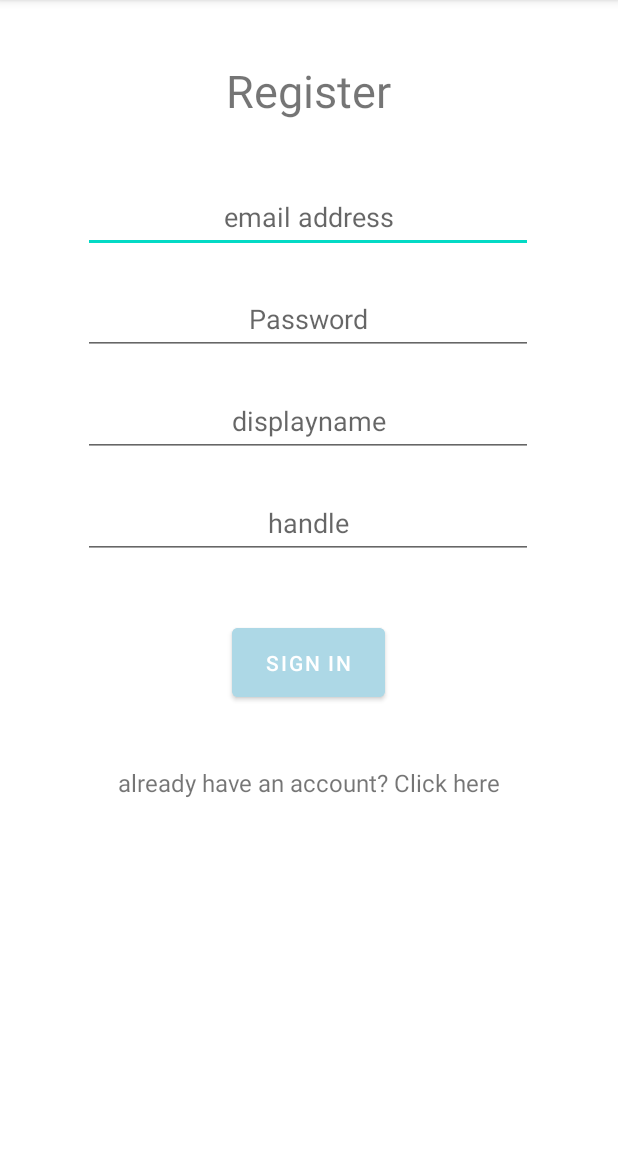
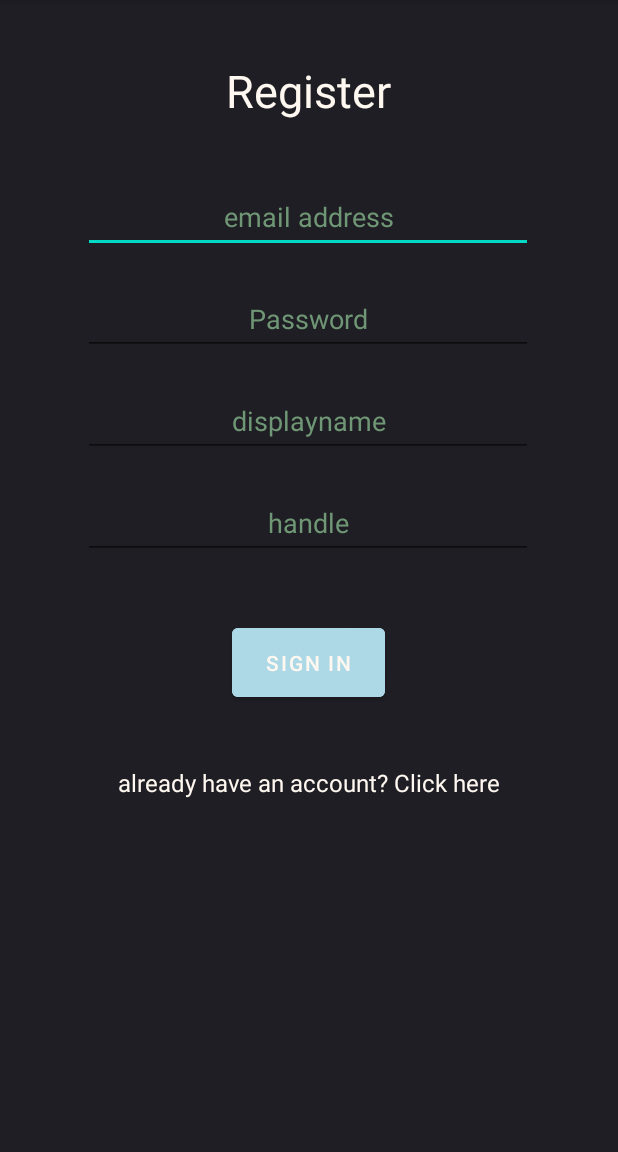
Before and after one commit to MingHaoC/COMP4200, an Android app: the RegisterActivity screen opened directly, with no data from a screen before it, on a phone screen of 412 x 824 dp, the part 84-1236 px from its top. Run offline under Robolectric (Android 15) with nearby library versions, the phone set to English and light mode, and no system bars; our stand-ins replace Firebase (no records; nobody signed in at launch, a user with empty details on screens opened directly).

Commit message:
resolve confict

```diff
--- a/app/src/main/res/layout/activity_register.xml
+++ b/app/src/main/res/layout/activity_register.xml
@@ -4,7 +4,9 @@
     xmlns:tools="http://schemas.android.com/tools"
     android:layout_width="match_parent"
     android:layout_height="match_parent"
-    tools:context=".RegisterActivity">
+    tools:context=".RegisterActivity"
+    android:background="#1E1E24"
+    >
 
     <TextView
         android:id="@+id/textView"
@@ -13,6 +15,8 @@
         android:layout_marginTop="40dp"
         android:text="@string/register"
         android:textSize="30sp"
+        android:textColor="#FFF8F0"
+        android:textColorHint="#709775"
         app:layout_constraintEnd_toEndOf="parent"
         app:layout_constraintHorizontal_bias="0.498"
         app:layout_constraintStart_toStartOf="parent"
@@ -27,6 +31,8 @@
         android:layout_marginEnd="20dp"
         android:ems="10"
         android:hint="email address"
+        android:textColor="#FFF8F0"
+        android:textColorHint="#709775"
         android:importantForAutofill="no"
         android:inputType="textEmailAddress"
         android:textAlignment="center"
@@ -44,6 +50,8 @@
         android:layout_marginTop="20dp"
         android:layout_marginEnd="20dp"
         android:ems="10"
+        android:textColor="#FFF8F0"
+        android:textColorHint="#709775"
         android:hint="@string/password"
         android:importantForAutofill="no"
         android:inputType="textVisiblePassword"
@@ -62,6 +70,8 @@
         android:layout_marginEnd="20dp"
         android:ems="10"
         android:hint="displayname"
+        android:textColor="#FFF8F0"
+        android:textColorHint="#709775"
         android:importantForAutofill="no"
         android:inputType="textVisiblePassword"
         android:textAlignment="center"
@@ -79,6 +89,8 @@
         android:layout_marginEnd="20dp"
         android:ems="10"
         android:hint="handle"
+        android:textColor="#FFF8F0"
+        android:textColorHint="#709775"
         android:importantForAutofill="no"
         android:inputType="textVisiblePassword"
         android:textAlignment="center"
@@ -94,6 +106,8 @@
         android:layout_marginTop="40dp"
         android:backgroundTint="#ADD8E6"
         android:text="@string/sign_in"
+        android:textColor="#FFF8F0"
+        android:textColorHint="#709775"
         app:layout_constraintEnd_toEndOf="parent"
         app:layout_constraintHorizontal_bias="0.498"
         app:layout_constraintStart_toStartOf="parent"
@@ -106,6 +120,8 @@
         android:layout_marginTop="40dp"
         android:text="already have an account? Click here"
         android:textSize="16sp"
+        android:textColor="#FFF8F0"
+        android:textColorHint="#709775"
         app:layout_constraintEnd_toEndOf="parent"
         app:layout_constraintStart_toStartOf="parent"
         app:layout_constraintTop_toBottomOf="@+id/register_submit" />
--- a/app/src/main/res/values/strings.xml
+++ b/app/src/main/res/values/strings.xml
@@ -13,4 +13,11 @@
     <string name="register">Register</string>
     <string name="dont_have_an_account">Don\'t have an account?</string>
     <string name="username_or_email_address">Username or email address</string>
+    <string name="re_enter_your_password">Re-enter your password.</string>
+    <string name="login">Login</string>
+    <string name="already_have_an_account">Already have an account?</string>
+    <string name="let_s_get_you_set_up">Let\'s get you set up.</string>
+    <string name="create_a_strong_password">Create a strong password.</string>
+    <string name="enter_your_email_address">Enter your email address.</string>
+    <string name="create_your_username">Create your username.</string>
 </resources>
```
